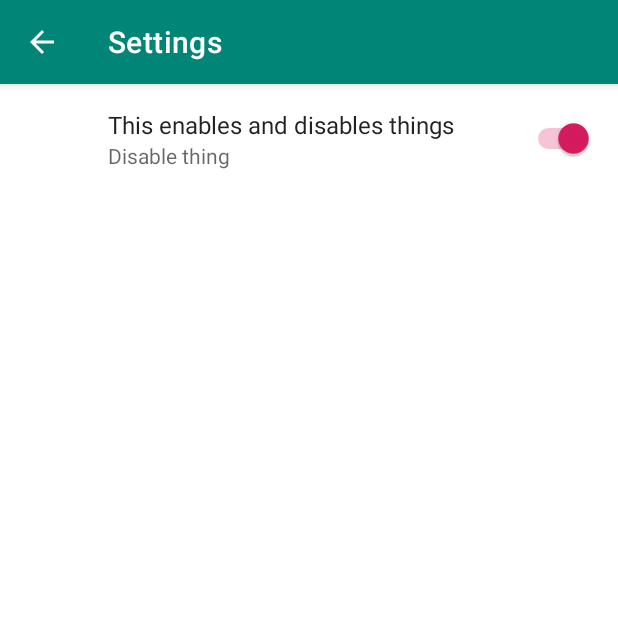
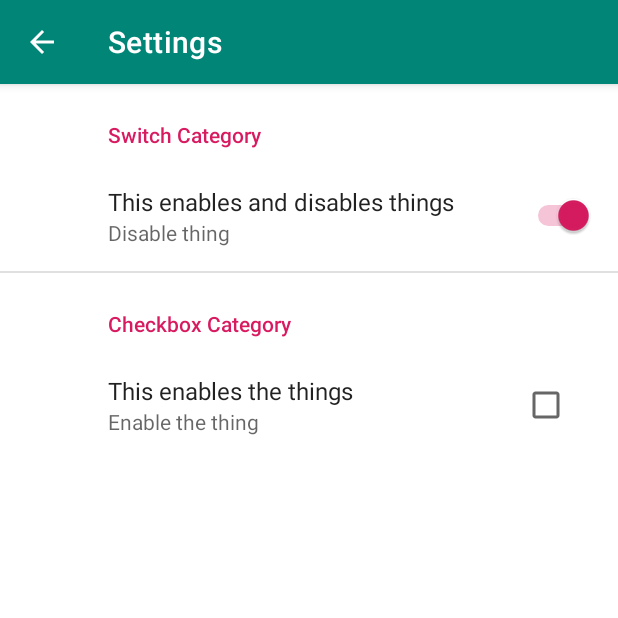
Before and after one commit to DavidPrecopia/PreferencesToyApp, an Android app: the PreferenceFragment screen opened directly, with no data from a screen before it, on a phone screen of 412 x 824 dp, the top half of it. Run offline under Robolectric (Android 15) with nearby library versions, the phone set to English and light mode, and no system bars; our stand-ins replace androidx.preference, data binding.

Commit message:
Add PreferenceCategories

```diff
--- a/app/src/main/res/values/strings_preferences.xml
+++ b/app/src/main/res/values/strings_preferences.xml
@@ -1,7 +1,19 @@
 <?xml version="1.0" encoding="utf-8"?>
 <resources>
+    <string name="perf_category_switch_key">perf_category_switch_key</string>
+    <string name="perf_category_switch_title">Switch Category</string>
+
     <string name="perf_switch_key">perf_checkbox_key</string>
     <string name="perf_switch_title">This enables and disables things</string>
     <string name="perf_switch_summary_off">Enable thing</string>
     <string name="perf_switch_summary_on">Disable thing</string>
+
+
+    <string name="perf_category_checkbox_key">perf_category_checkbox_key</string>
+    <string name="perf_category_checkbox_title">Checkbox Category</string>
+
+    <string name="perf_checkbox_key">perf_checkbox_key</string>
+    <string name="perf_checkbox_title">This enables the things</string>
+    <string name="perf_checkbox_summary_off">Enable the thing</string>
+    <string name="perf_checkbox_summary_on">Disable the thing</string>
 </resources>
--- a/app/src/main/res/xml/preferences.xml
+++ b/app/src/main/res/xml/preferences.xml
@@ -8,6 +8,9 @@
 -->
 <PreferenceScreen xmlns:android="http://schemas.android.com/apk/res/android">
 
+    <PreferenceCategory
+        android:key="@string/perf_category_switch_key"
+        android:title="@string/perf_category_switch_title">
         <!--switchTextOn/Off does nothing-->
         <SwitchPreference
             android:id="@+id/switch_preference"
@@ -16,5 +19,19 @@
             android:summaryOff="@string/perf_switch_summary_off"
             android:summaryOn="@string/perf_switch_summary_on"
             android:title="@string/perf_switch_title" />
+    </PreferenceCategory>
+
+    <PreferenceCategory
+        android:key="@string/perf_category_checkbox_key"
+        android:title="@string/perf_category_checkbox_title">
+
+        <CheckBoxPreference
+            android:id="@+id/checkbox_preference"
+            android:defaultValue="false"
+            android:key="@string/perf_checkbox_key"
+            android:summaryOff="@string/perf_checkbox_summary_off"
+            android:summaryOn="@string/perf_checkbox_summary_on"
+            android:title="@string/perf_checkbox_title" />
+    </PreferenceCategory>
 
 </PreferenceScreen>
```
Lines whose indentation alone changed are shown as unchanged.
